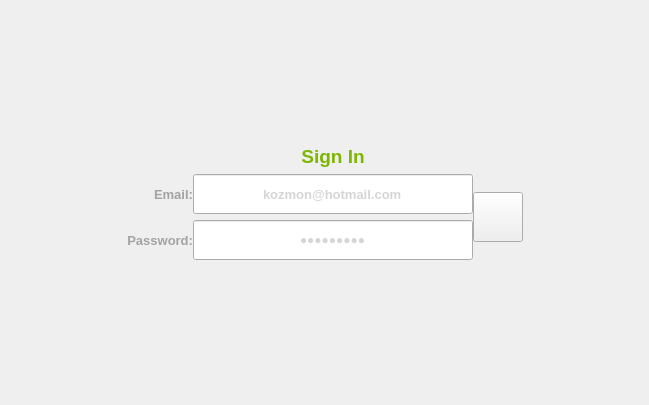
The window that loginwindow.ui (abigdreamer/Objectwheelprivate) describes before a commit, drawn with Qt 5.
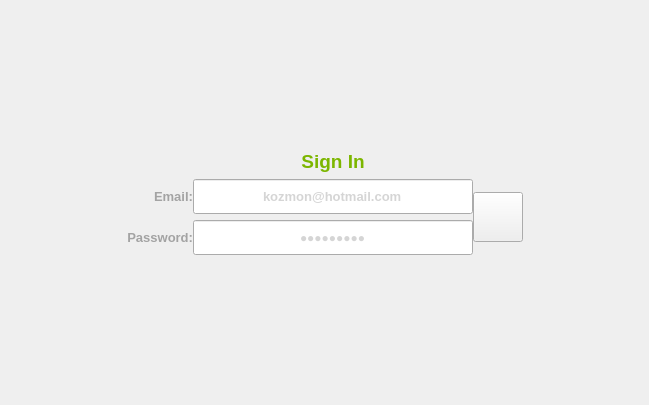
The same window after the commit. Icons and pictures are not drawn.

The edit to the form file:
```diff
--- a/loginwindow.ui
+++ b/loginwindow.ui
@@ -117,7 +117,7 @@
         <property name="minimumSize">
          <size>
           <width>280</width>
-          <height>40</height>
+          <height>35</height>
          </size>
         </property>
         <property name="palette">
@@ -179,7 +179,7 @@
         <property name="minimumSize">
          <size>
           <width>280</width>
-          <height>40</height>
+          <height>35</height>
          </size>
         </property>
         <property name="palette">
```
